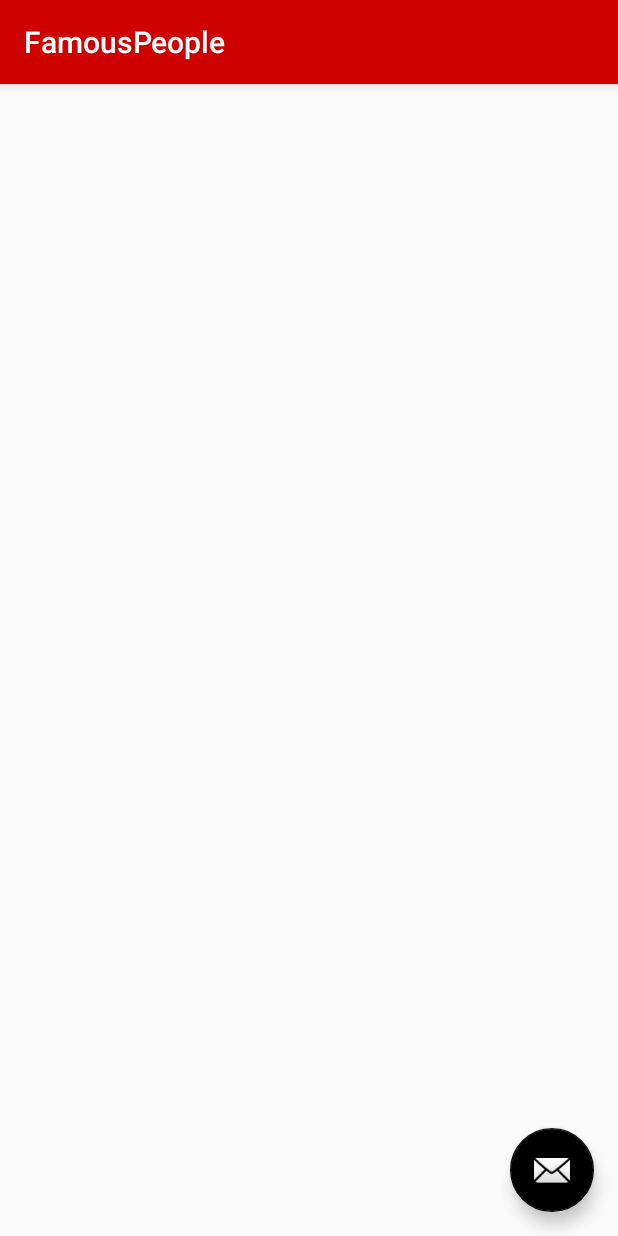
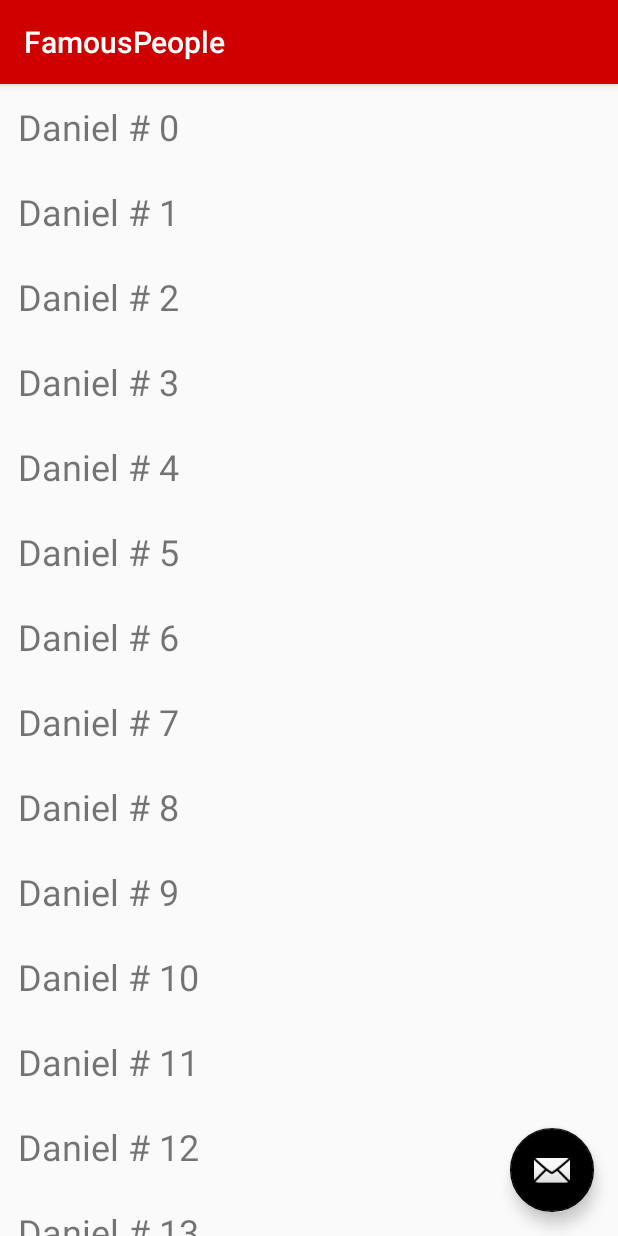
Before and after one commit to danielmalone/FamousPeople, an Android app: the screen it shows after launch (MainActivity), on a phone screen of 412 x 824 dp. Run offline under Robolectric (Android 15) with nearby library versions, the phone set to English and light mode, and no system bars.

```diff
--- a/app/src/main/java/com/finepointmobile/famouspeople/MainActivity.java
+++ b/app/src/main/java/com/finepointmobile/famouspeople/MainActivity.java
@@ -4,14 +4,19 @@ import android.content.Intent;
 import android.os.Bundle;
 import android.support.design.widget.FloatingActionButton;
 import android.support.v7.app.AppCompatActivity;
+import android.support.v7.widget.LinearLayoutManager;
+import android.support.v7.widget.RecyclerView;
 import android.support.v7.widget.Toolbar;
 import android.view.View;
 
+import java.util.ArrayList;
+
 public class MainActivity extends AppCompatActivity {
 
-    private static final String TAG = "MainActivity";
-
+    RecyclerView recyclerView;
+    RecyclerView.Adapter adapter;
     FloatingActionButton fab;
+    ArrayList<String> users;
 
     @Override
     protected void onCreate(Bundle savedInstanceState) {
@@ -19,6 +24,18 @@ public class MainActivity extends AppCompatActivity {
         setContentView(R.layout.activity_main);
         Toolbar toolbar = (Toolbar) findViewById(R.id.toolbar);
         setSupportActionBar(toolbar);
+
+        recyclerView = findViewById(R.id.recycler_view);
+
+        users = new ArrayList<>();
+
+        for (int i = 0; i < 100; i++) {
+            users.add("Daniel # " + i);
+        }
+
+        recyclerView.setLayoutManager(new LinearLayoutManager(this));
+        adapter = new UserAdapter(users);
+        recyclerView.setAdapter(adapter);
 
         fab = findViewById(R.id.fab);
         fab.setOnClickListener(new View.OnClickListener() {
--- /dev/null
+++ b/app/src/main/java/com/finepointmobile/famouspeople/UserAdapter.java
@@ -0,0 +1,47 @@
+package com.finepointmobile.famouspeople;
+
+import android.support.v7.widget.RecyclerView;
+import android.view.LayoutInflater;
+import android.view.View;
+import android.view.ViewGroup;
+import android.widget.TextView;
+
+import java.util.ArrayList;
+
+/**
+ * Created by danielmalone on 10/28/17.
+ */
+
+class UserAdapter extends RecyclerView.Adapter<UserAdapter.ViewHolder> {
+
+    ArrayList<String> users;
+
+    public UserAdapter(ArrayList<String> users) {
+        this.users = users;
+    }
+
+    @Override
+    public UserAdapter.ViewHolder onCreateViewHolder(ViewGroup parent, int viewType) {
+        View view = LayoutInflater.from(parent.getContext()).inflate(R.layout.user_row, parent, false);
+        return new ViewHolder(view);
+    }
+
+    @Override
+    public void onBindViewHolder(UserAdapter.ViewHolder holder, int position) {
+        holder.firstName.setText(users.get(position));
+    }
+
+    @Override
+    public int getItemCount() {
+        return users.size();
+    }
+
+    public class ViewHolder extends RecyclerView.ViewHolder {
+        public TextView firstName;
+
+        public ViewHolder(View itemView) {
+            super(itemView);
+            firstName = itemView.findViewById(R.id.first_name);
+        }
+    }
+}
--- /dev/null
+++ b/app/src/main/res/layout/user_row.xml
@@ -0,0 +1,14 @@
+<?xml version="1.0" encoding="utf-8"?>
+<LinearLayout xmlns:android="http://schemas.android.com/apk/res/android"
+              android:layout_width="match_parent"
+              android:layout_height="wrap_content"
+              android:orientation="vertical"
+              android:padding="12dp">
+
+    <TextView
+        android:id="@+id/first_name"
+        android:layout_width="match_parent"
+        android:layout_height="wrap_content"
+        android:textSize="24sp"/>
+
+</LinearLayout>
```
